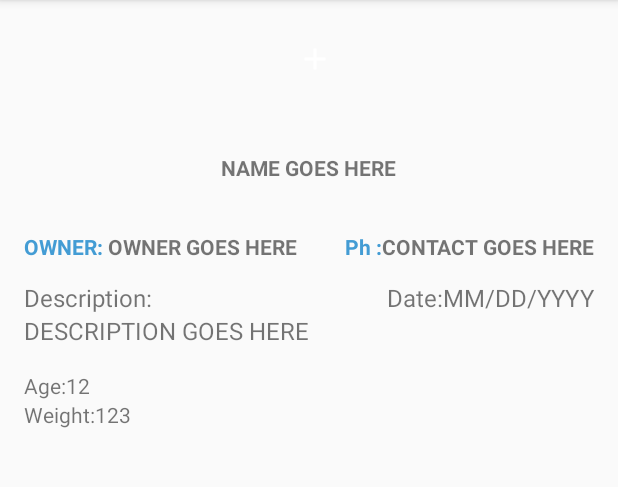
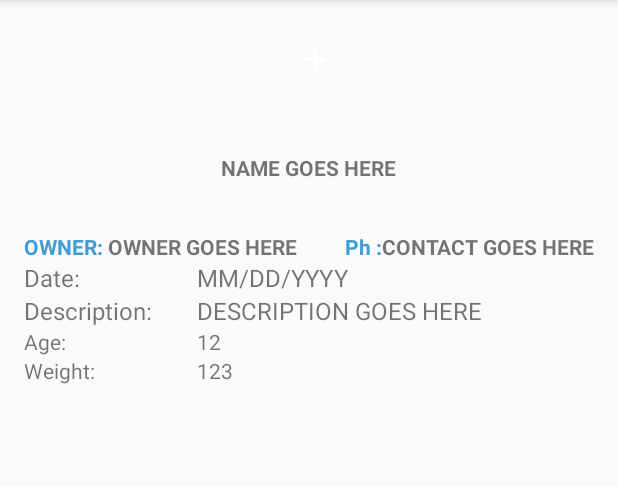
Before and after one commit to PratikshaMore/BUDDY-1, an Android app: the HistoryListItemPage screen opened directly, with no data from a screen before it, on a phone screen of 412 x 824 dp, the part 84-571 px from its top. Run offline under Robolectric (Android 15) with nearby library versions, the phone set to English and light mode, and no system bars; 9 statements that could not run were skipped.

Commit message:
changed text orientation

```diff
--- a/app/src/main/res/layout/history_page.xml
+++ b/app/src/main/res/layout/history_page.xml
@@ -58,11 +58,8 @@
         android:id="@+id/lblPetDescription"
         android:layout_width="wrap_content"
         android:layout_height="wrap_content"
-        android:layout_alignParentStart="true"
-        android:layout_below="@+id/historyPagePetContact"
-        android:layout_marginLeft="@dimen/activity_horizontal_margin"
-        android:layout_marginRight="@dimen/activity_horizontal_margin"
-        android:layout_marginTop="13dp"
+        android:layout_alignStart="@+id/lblPetDate"
+        android:layout_below="@+id/lblPetDate"
         android:ellipsize="end"
         android:scrollHorizontally="true"
         android:text="Description:"
@@ -72,19 +69,17 @@
         android:id="@+id/lblPetDate"
         android:layout_width="wrap_content"
         android:layout_height="wrap_content"
+        android:layout_alignStart="@+id/lblOwner"
+        android:layout_below="@+id/lblOwner"
         android:text="Date:"
-        android:layout_alignBaseline="@+id/lblPetDescription"
-        android:textSize="@dimen/listview_item_heading"
-        android:layout_toLeftOf="@id/historyPagePetDate"/>
+        android:textSize="@dimen/listview_item_heading" />
 
     <TextView
         android:id="@+id/historyPagePetDate"
         android:layout_width="wrap_content"
         android:layout_height="wrap_content"
-        android:layout_alignBaseline="@+id/lblPetDescription"
-        android:layout_alignBottom="@+id/lblPetDescription"
-        android:layout_alignParentEnd="true"
-        android:layout_marginRight="@dimen/activity_horizontal_margin"
+        android:layout_alignStart="@+id/historyPagePetDescription"
+        android:layout_below="@+id/historyPagePetOwner"
         android:ellipsize="end"
         android:scrollHorizontally="true"
         android:text="MM/DD/YYYY"
@@ -94,10 +89,9 @@
         android:id="@+id/historyPagePetDescription"
         android:layout_width="wrap_content"
         android:layout_height="wrap_content"
-        android:layout_alignParentStart="true"
-        android:layout_below="@+id/lblPetDescription"
-        android:layout_marginLeft="@dimen/activity_horizontal_margin"
-        android:layout_marginRight="@dimen/activity_horizontal_margin"
+        android:layout_alignBaseline="@+id/lblPetDescription"
+        android:layout_alignBottom="@+id/lblPetDescription"
+        android:layout_alignStart="@+id/historyPagePetAge"
         android:ellipsize="end"
         android:scrollHorizontally="true"
         android:text="DESCRIPTION GOES HERE"
@@ -107,9 +101,8 @@
         android:id="@+id/lblTextAge"
         android:layout_width="wrap_content"
         android:layout_height="wrap_content"
-            android:layout_below="@id/historyPagePetDescription"
-            android:layout_marginStart="16dp"
-            android:layout_marginTop="@dimen/activity_vertical_margin"
+        android:layout_alignStart="@+id/lblPetDescription"
+        android:layout_below="@+id/lblPetDescription"
         android:text="Age:"
         android:textSize="@dimen/listview_item_single_line" />
 
@@ -118,8 +111,7 @@
         android:layout_width="wrap_content"
         android:layout_height="wrap_content"
         android:layout_below="@+id/historyPagePetDescription"
-            android:layout_toEndOf="@+id/lblTextAge"
-            android:layout_marginTop="@dimen/activity_vertical_margin"
+        android:layout_toStartOf="@+id/historyPagePetName"
         android:text="12"
         android:textSize="@dimen/listview_item_single_line" />
 
@@ -127,8 +119,8 @@
         android:id="@+id/lblTextWeight"
         android:layout_width="wrap_content"
         android:layout_height="wrap_content"
-            android:layout_marginStart="@dimen/activity_horizontal_margin"
-            android:layout_below="@id/historyPagePetAge"
+        android:layout_alignStart="@+id/lblTextAge"
+        android:layout_below="@+id/lblTextAge"
         android:text="Weight:"
         android:textSize="@dimen/listview_item_single_line" />
 
@@ -136,9 +128,8 @@
         android:id="@+id/historyPagePetWeight"
         android:layout_width="wrap_content"
         android:layout_height="wrap_content"
-            android:layout_alignBaseline="@+id/lblTextWeight"
-            android:layout_alignBottom="@+id/lblTextWeight"
-            android:layout_toEndOf="@+id/lblTextWeight"
+        android:layout_alignStart="@+id/historyPagePetAge"
+        android:layout_below="@+id/historyPagePetAge"
         android:text="123"
         android:textSize="@dimen/listview_item_single_line" />
 
```
Also changed, not shown: app/src/main/res/layout/history_item.xml (+23 -17 lines), 1 other file. Lines whose indentation alone changed are shown as unchanged.
